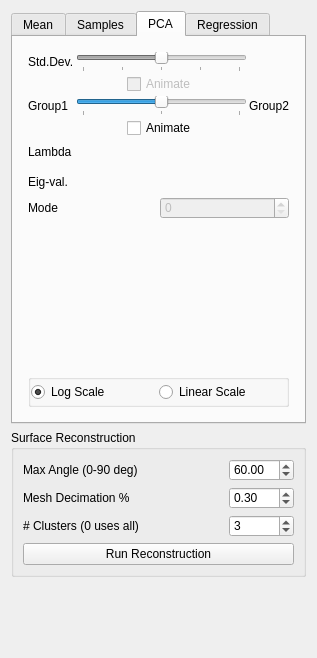
The window that Studio/src/Application/Analysis/AnalysisTool.ui (SCIInstitute/ShapeWorks) describes before a commit, drawn with Qt 5.
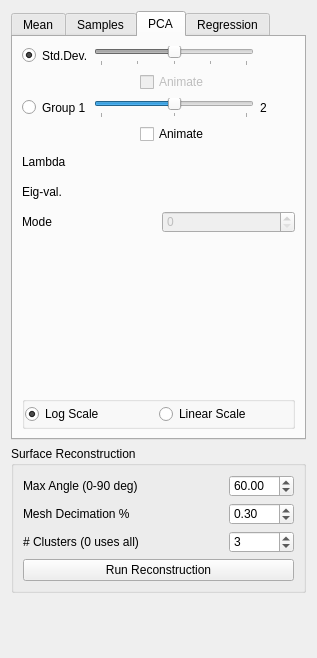
The same window after the commit. Custom widgets are drawn as their Qt base class.

Commit message:
Fixing BarGraph drawing outside of bounds.
Kind of a temporary fix, just translating and scaling it.

```diff
--- a/Studio/src/Application/Analysis/AnalysisTool.ui
+++ b/Studio/src/Application/Analysis/AnalysisTool.ui
@@ -409,34 +409,97 @@
         <widget class="QWidget" name="pcaContent" native="true">
          <layout class="QVBoxLayout" name="verticalLayout_22">
           <property name="spacing">
-           <number>2</number>
+           <number>6</number>
           </property>
           <property name="leftMargin">
-           <number>6</number>
+           <number>0</number>
           </property>
           <property name="topMargin">
-           <number>6</number>
+           <number>0</number>
           </property>
           <property name="rightMargin">
-           <number>6</number>
+           <number>0</number>
           </property>
           <property name="bottomMargin">
-           <number>6</number>
+           <number>0</number>
           </property>
           <item>
            <layout class="QGridLayout" name="pcaGridLayout">
-            <item row="2" column="0">
-             <widget class="QLabel" name="group1_label">
+            <item row="2" column="3">
+             <widget class="QLabel" name="group2_label">
               <property name="text">
-               <string>Group1</string>
+               <string>2</string>
               </property>
              </widget>
             </item>
-            <item row="0" column="1">
+            <item row="3" column="2">
+             <widget class="QWidget" name="group_slider_widget" native="true">
+              <layout class="QHBoxLayout" name="horizontalLayout_3">
+               <property name="spacing">
+                <number>0</number>
+               </property>
+               <property name="leftMargin">
+                <number>0</number>
+               </property>
+               <property name="topMargin">
+                <number>0</number>
+               </property>
+               <property name="rightMargin">
+                <number>0</number>
+               </property>
+               <property name="bottomMargin">
+                <number>0</number>
+               </property>
+               <item>
+                <spacer name="horizontalSpacer_7">
+                 <property name="orientation">
+                  <enum>Qt::Horizontal</enum>
+                 </property>
+                 <property name="sizeHint" stdset="0">
+                  <size>
+                   <width>21</width>
+                   <height>15</height>
+                  </size>
+                 </property>
+                </spacer>
+               </item>
+               <item>
+                <widget class="QCheckBox" name="group_animate_checkbox">
+                 <property name="enabled">
+                  <bool>true</bool>
+                 </property>
+                 <property name="text">
+                  <string>Animate</string>
+                 </property>
+                </widget>
+               </item>
+               <item>
+                <spacer name="horizontalSpacer_8">
+                 <property name="orientation">
+                  <enum>Qt::Horizontal</enum>
+                 </property>
+                 <property name="sizeHint" stdset="0">
+                  <size>
+                   <width>22</width>
+                   <height>15</height>
+                  </size>
+                 </property>
+                </spacer>
+               </item>
+              </layout>
+             </widget>
+            </item>
+            <item row="0" column="2">
              <widget class="QSlider" name="pcaSlider">
               <property name="enabled">
                <bool>false</bool>
               </property>
+              <property name="minimumSize">
+               <size>
+                <width>150</width>
+                <height>0</height>
+               </size>
+              </property>
               <property name="minimum">
                <number>-20</number>
               </property>
@@ -454,91 +517,7 @@
               </property>
              </widget>
             </item>
-            <item row="0" column="2">
-             <widget class="QLabel" name="pcaValueLabel">
-              <property name="minimumSize">
-               <size>
-                <width>35</width>
-                <height>0</height>
-               </size>
-              </property>
-              <property name="text">
-               <string/>
-              </property>
-             </widget>
-            </item>
             <item row="2" column="2">
-             <widget class="QLabel" name="group2_label">
-              <property name="text">
-               <string>Group2</string>
-              </property>
-             </widget>
-            </item>
-            <item row="0" column="0">
-             <widget class="QLabel" name="label_10">
-              <property name="text">
-               <string>Std.Dev.</string>
-              </property>
-             </widget>
-            </item>
-            <item row="1" column="1">
-             <widget class="QWidget" name="widget_23" native="true">
-              <layout class="QHBoxLayout" name="horizontalLayout_9">
-               <property name="spacing">
-                <number>0</number>
-               </property>
-               <property name="leftMargin">
-                <number>0</number>
-               </property>
-               <property name="topMargin">
-                <number>0</number>
-               </property>
-               <property name="rightMargin">
-                <number>0</number>
-               </property>
-               <property name="bottomMargin">
-                <number>0</number>
-               </property>
-               <item>
-                <spacer name="horizontalSpacer_3">
-                 <property name="orientation">
-                  <enum>Qt::Horizontal</enum>
-                 </property>
-                 <property name="sizeHint" stdset="0">
-                  <size>
-                   <width>40</width>
-                   <height>20</height>
-                  </size>
-                 </property>
-                </spacer>
-               </item>
-               <item>
-                <widget class="QCheckBox" name="pcaAnimateCheckBox">
-                 <property name="enabled">
-                  <bool>false</bool>
-                 </property>
-                 <property name="text">
-                  <string>Animate</string>
-                 </property>
-                </widget>
-               </item>
-               <item>
-                <spacer name="horizontalSpacer_4">
-                 <property name="orientation">
-                  <enum>Qt::Horizontal</enum>
-                 </property>
-                 <property name="sizeHint" stdset="0">
-                  <size>
-                   <width>40</width>
-                   <height>20</height>
-                  </size>
-                 </property>
-                </spacer>
-               </item>
-              </layout>
-             </widget>
-            </item>
-            <item row="2" column="1">
              <widget class="QWidget" name="widget_25" native="true">
               <layout class="QHBoxLayout" name="horizontalLayout_10">
                <property name="spacing">
@@ -584,9 +563,36 @@
               </layout>
              </widget>
             </item>
-            <item row="3" column="1">
-             <widget class="QWidget" name="group_slider_widget" native="true">
-              <layout class="QHBoxLayout" name="horizontalLayout_3">
+            <item row="0" column="1">
+             <widget class="QLabel" name="label_10">
+              <property name="text">
+               <string>Std.Dev.</string>
+              </property>
+             </widget>
+            </item>
+            <item row="2" column="1">
+             <widget class="QLabel" name="group1_label">
+              <property name="text">
+               <string>Group 1</string>
+              </property>
+             </widget>
+            </item>
+            <item row="0" column="3">
+             <widget class="QLabel" name="pcaValueLabel">
+              <property name="minimumSize">
+               <size>
+                <width>35</width>
+                <height>0</height>
+               </size>
+              </property>
+              <property name="text">
+               <string/>
+              </property>
+             </widget>
+            </item>
+            <item row="1" column="2">
+             <widget class="QWidget" name="widget_23" native="true">
+              <layout class="QHBoxLayout" name="horizontalLayout_9">
                <property name="spacing">
                 <number>0</number>
                </property>
@@ -603,22 +609,22 @@
                 <number>0</number>
                </property>
                <item>
-                <spacer name="horizontalSpacer_7">
+                <spacer name="horizontalSpacer_3">
                  <property name="orientation">
                   <enum>Qt::Horizontal</enum>
                  </property>
                  <property name="sizeHint" stdset="0">
                   <size>
-                   <width>21</width>
-                   <height>15</height>
+                   <width>40</width>
+                   <height>20</height>
                   </size>
                  </property>
                 </spacer>
                </item>
                <item>
-                <widget class="QCheckBox" name="group_animate_checkbox">
+                <widget class="QCheckBox" name="pcaAnimateCheckBox">
                  <property name="enabled">
-                  <bool>true</bool>
+                  <bool>false</bool>
                  </property>
                  <property name="text">
                   <string>Animate</string>
@@ -626,14 +632,14 @@
                 </widget>
                </item>
                <item>
-                <spacer name="horizontalSpacer_8">
+                <spacer name="horizontalSpacer_4">
                  <property name="orientation">
                   <enum>Qt::Horizontal</enum>
                  </property>
                  <property name="sizeHint" stdset="0">
                   <size>
-                   <width>22</width>
-                   <height>15</height>
+                   <width>40</width>
+                   <height>20</height>
                   </size>
                  </property>
                 </spacer>
@@ -641,6 +647,23 @@
               </layout>
              </widget>
             </item>
+            <item row="0" column="0">
+             <widget class="QRadioButton" name="pca_radio_button">
+              <property name="text">
+               <string/>
+              </property>
+              <property name="checked">
+               <bool>true</bool>
+              </property>
+             </widget>
+            </item>
+            <item row="2" column="0">
+             <widget class="QRadioButton" name="group_radio_button">
+              <property name="text">
+               <string/>
+              </property>
+             </widget>
+            </item>
            </layout>
           </item>
           <item>
```
The commit also changes 2 other files.
